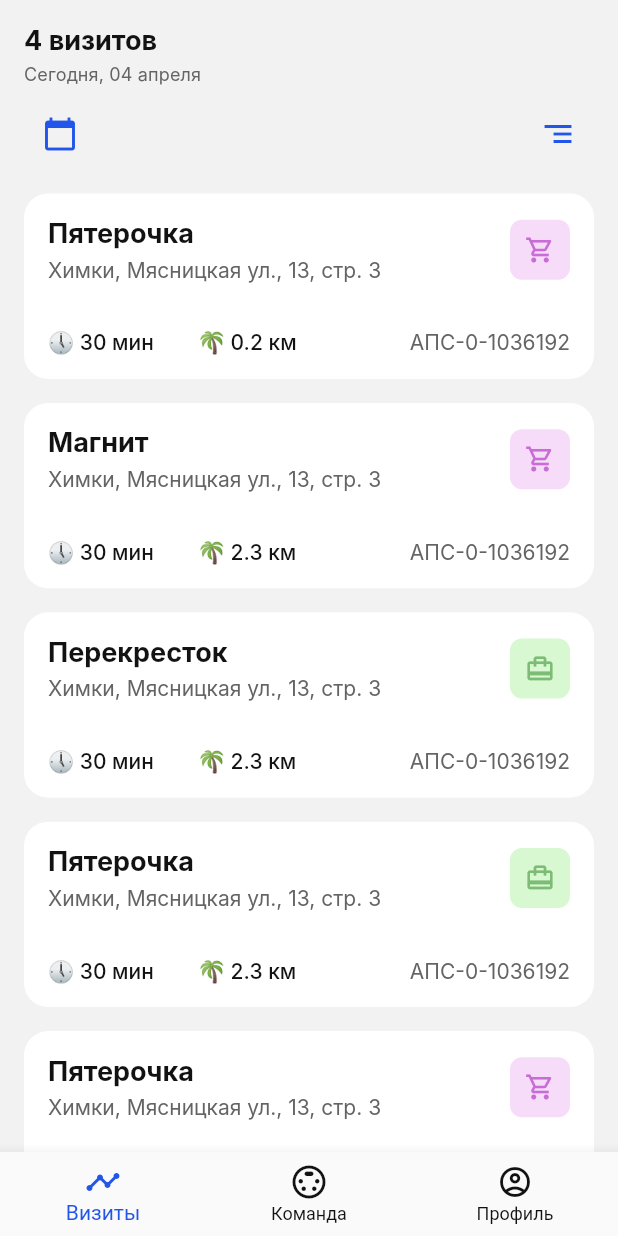
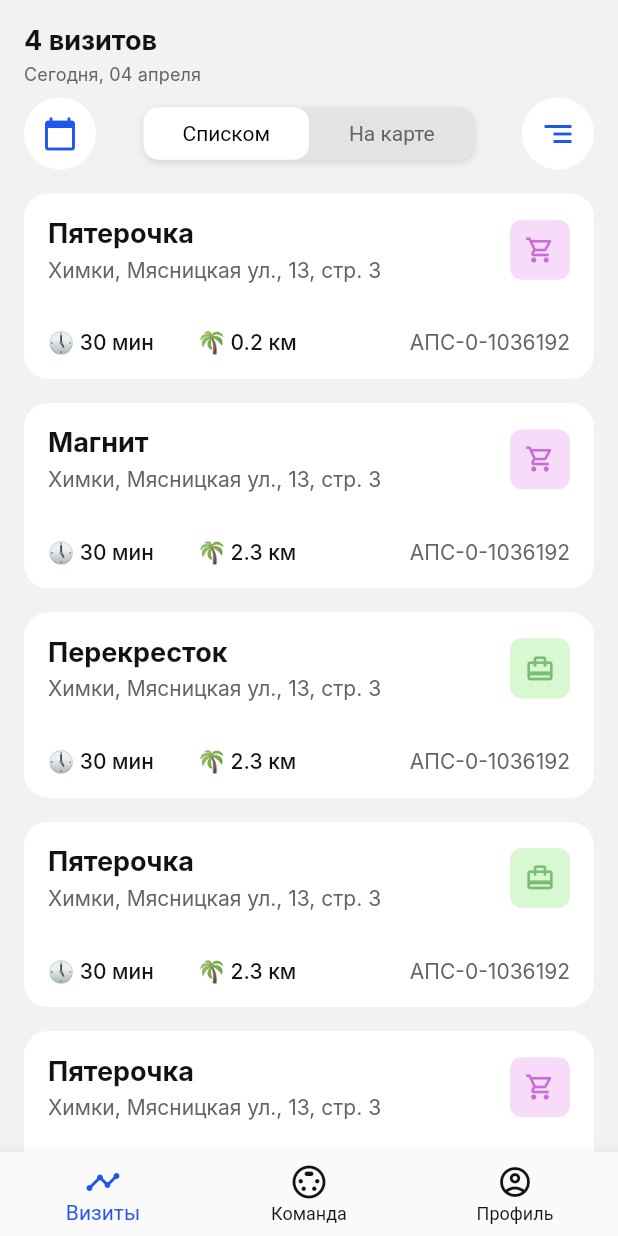
Before and after one commit to Sanjarbek17/test_app, a Flutter app: the screen it shows after launch, after a tap on the "calendar today" icon, on a phone screen of 412 x 824 dp. Run offline on Flutter 3.47's test engine with Material 2 defaults, Android fonts, the phone set to English and light mode, and no system bars; drawn by our look-alikes of flutter_toggle_tab; Roboto replaces fonts that are missing (Inter).

Commit message:
beta version v1.2

```diff
--- a/lib/main.dart
+++ b/lib/main.dart
@@ -20,6 +20,9 @@ class MyApp extends StatelessWidget {
         '/': (context) => MultiProvider(
               providers: [
                 ChangeNotifierProvider(create: (_) => ProductProvider()),
+                ChangeNotifierProvider(create: (_) => SwitcherProvider()),
+                ChangeNotifierProvider(
+                    create: (_) => BottomNavigationBarProvider()),
               ],
               child: const MainScreen(),
             ),
--- a/lib/providers/main_screen_provider.dart
+++ b/lib/providers/main_screen_provider.dart
@@ -66,6 +66,11 @@ class BottomNavigationBarProvider with ChangeNotifier {
     _currentIndex = index;
     notifyListeners();
   }
+
+  void changeIndex(int index) {
+    _currentIndex = index;
+    notifyListeners();
+  }
 }
 
 // switcher provider
--- a/lib/screens/main_screen.dart
+++ b/lib/screens/main_screen.dart
@@ -5,12 +5,12 @@ import 'package:provider/provider.dart';
 import 'package:intl/intl.dart';
 import 'package:intl/date_symbol_data_local.dart';
 
-import 'package:flutter_toggle_tab/flutter_toggle_tab.dart';
 import 'package:test_app/style/main_style.dart';
 
 import '../models/main_model.dart';
 import '../providers/main_screen_provider.dart';
 import '../style/constant.dart';
+import '../widgets/main_widgets.dart';
 
 class MainScreen extends StatefulWidget {
   const MainScreen({super.key});
@@ -68,14 +68,10 @@ class _MainScreenState extends State<MainScreen> {
                       child: Row(
                         mainAxisAlignment: MainAxisAlignment.spaceBetween,
                         children: [
-                          IconButton(
-                            onPressed: () {},
-                            icon: Icon(Icons.calendar_today, color: dodgerBlue),
-                          ),
-                          IconButton(
-                            onPressed: () {},
-                            icon: Icon(Icons.segment, color: dodgerBlue),
-                          )
+                          IconButtons(icon: Icons.calendar_today, onTap: () {}),
+                          // Switcher
+                          const Switcher(),
+                          IconButtons(icon: Icons.segment, onTap: () {})
                         ],
                       ),
                     ),
@@ -204,8 +200,12 @@ class _MainScreenState extends State<MainScreen> {
                     icon: Icon(Icons.account_circle_outlined),
                     label: 'Профиль'),
               ],
-              currentIndex: 0,
-              onTap: (index) {},
+              currentIndex: Provider.of<BottomNavigationBarProvider>(context)
+                  .currentIndex,
+              onTap: (index) {
+                Provider.of<BottomNavigationBarProvider>(context, listen: false)
+                    .changeIndex(index);
+              },
             ),
           ),
         );
--- a/lib/style/constant.dart
+++ b/lib/style/constant.dart
@@ -1,6 +1,4 @@
 import 'package:flutter/material.dart';
-
-import 'package:flutter_toggle_tab/flutter_toggle_tab.dart';
 
 // text color
 Color black = const Color.fromARGB(255, 18, 18, 18);
--- a/lib/screens/main_widgets.dart
+++ b/lib/widgets/main_widgets.dart
@@ -1,3 +1,4 @@
+
 import 'package:flutter/material.dart';
 import 'package:flutter_toggle_tab/flutter_toggle_tab.dart';
 import 'package:provider/provider.dart';
@@ -31,3 +32,28 @@ class Switcher extends StatelessWidget {
     );
   }
 }
+
+class IconButtons extends StatelessWidget {
+  final IconData icon;
+  final void Function()? onTap;
+
+  const IconButtons({
+    super.key,
+    required this.icon,
+    required this.onTap,
+  });
+
+  @override
+  Widget build(BuildContext context) {
+    return Container(
+      decoration: BoxDecoration(
+        borderRadius: BorderRadius.circular(50),
+        color: Colors.white,
+      ),
+      child: IconButton(
+        onPressed: onTap,
+        icon: Icon(icon, color: dodgerBlue),
+      ),
+    );
+  }
+}
```
